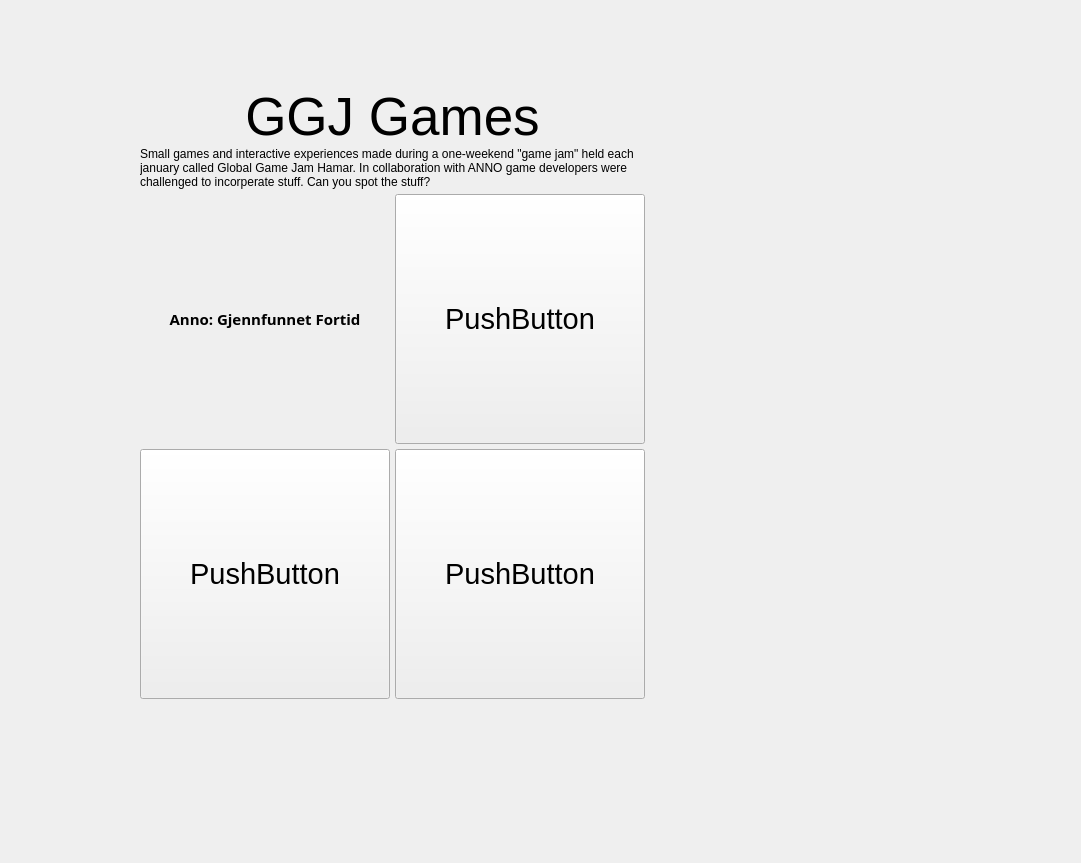
First picture: the form in widget.ui, repository AnetteRana/ExhibitLauncher, before the edit.
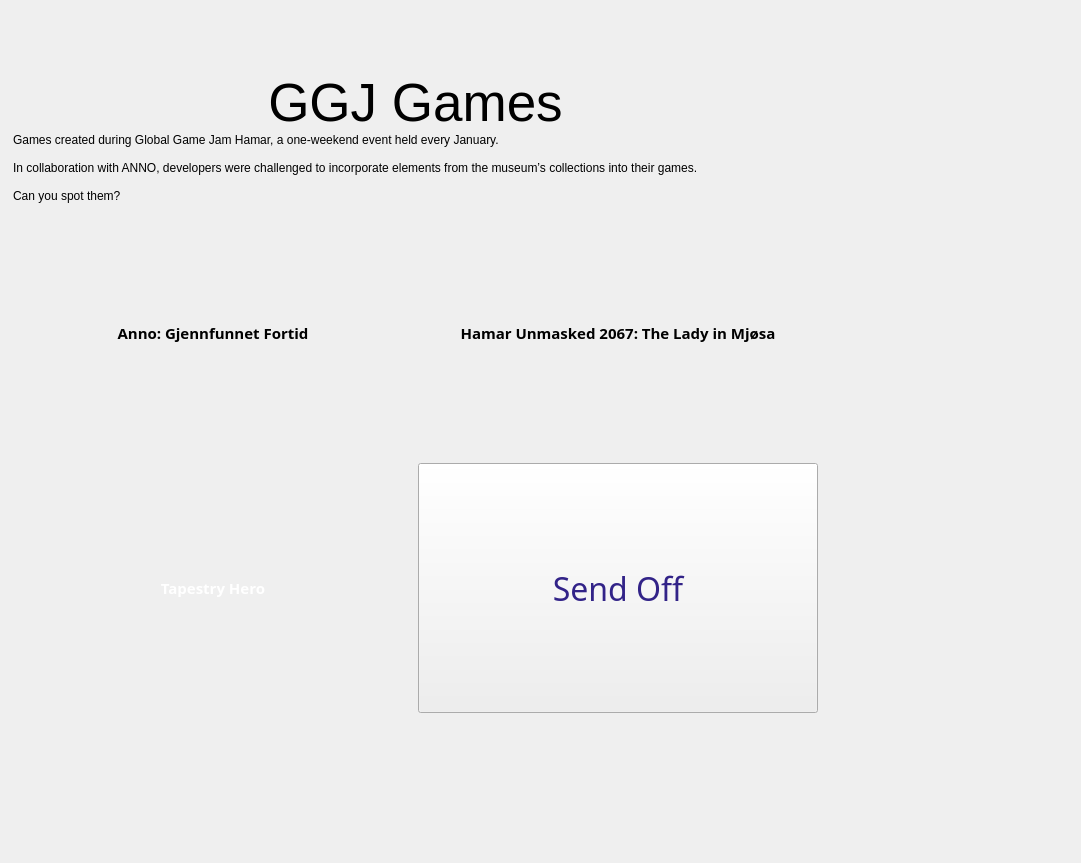
Second picture: the form after the edit. Icons and pictures are not drawn.

Commit message: made buttons bigger, all with images and names now. Design still needs work.

What changed in the file:
```diff
--- a/widget.ui
+++ b/widget.ui
@@ -27,7 +27,7 @@
     <rect>
      <x>10</x>
      <y>10</y>
-     <width>766</width>
+     <width>811</width>
      <height>771</height>
     </rect>
    </property>
@@ -93,7 +93,11 @@
       <item>
        <widget class="QLabel" name="infoText_label">
         <property name="text">
-         <string>Small games and interactive experiences made during a one-weekend &quot;game jam&quot; held each january called Global Game Jam Hamar. In collaboration with ANNO game developers were challenged to incorperate stuff. Can you spot the stuff?</string>
+         <string>Games created during Global Game Jam Hamar, a one-weekend event held every January.
+
+In collaboration with ANNO, developers were challenged to incorporate elements from the museum’s collections into their games.
+
+Can you spot them?</string>
         </property>
         <property name="alignment">
          <set>Qt::AlignmentFlag::AlignLeading|Qt::AlignmentFlag::AlignLeft|Qt::AlignmentFlag::AlignTop</set>
@@ -130,7 +134,7 @@
           </property>
           <property name="minimumSize">
            <size>
-            <width>250</width>
+            <width>400</width>
             <height>250</height>
            </size>
           </property>
@@ -142,11 +146,19 @@
           </property>
           <property name="font">
            <font>
-            <pointsize>22</pointsize>
+            <family>Sugar Snow</family>
+            <pointsize>24</pointsize>
+            <italic>false</italic>
+            <bold>false</bold>
            </font>
           </property>
+          <property name="styleSheet">
+           <string notr="true">background-image: url(:/myResources/SendOff_image.png);
+font: 24pt &quot;Sugar Snow&quot;;
+color: rgb(50, 35, 136);</string>
+          </property>
           <property name="text">
-           <string>PushButton</string>
+           <string>Send Off</string>
           </property>
          </widget>
         </item>
@@ -160,7 +172,7 @@
           </property>
           <property name="minimumSize">
            <size>
-            <width>250</width>
+            <width>400</width>
             <height>250</height>
            </size>
           </property>
@@ -172,11 +184,25 @@
           </property>
           <property name="font">
            <font>
-            <pointsize>22</pointsize>
+            <family>Sugar Snow</family>
+            <pointsize>11</pointsize>
+            <italic>false</italic>
+            <bold>true</bold>
            </font>
           </property>
+          <property name="styleSheet">
+           <string notr="true">QPushButton {
+border: none;
+    border-image: url(:/myResources/TapestryHero_image.png) 0 0 0 0 stretch stretch;
+
+	font: 700 11pt &quot;Sugar Snow&quot;;
+	color: rgb(255, 255, 255);
+}
+
+</string>
+          </property>
           <property name="text">
-           <string>PushButton</string>
+           <string>Tapestry Hero</string>
           </property>
          </widget>
         </item>
@@ -190,7 +216,7 @@
           </property>
           <property name="minimumSize">
            <size>
-            <width>250</width>
+            <width>400</width>
             <height>250</height>
            </size>
           </property>
@@ -221,6 +247,12 @@
           <property name="text">
            <string>Anno: Gjennfunnet Fortid</string>
           </property>
+          <property name="iconSize">
+           <size>
+            <width>20</width>
+            <height>20</height>
+           </size>
+          </property>
          </widget>
         </item>
         <item row="0" column="1">
@@ -233,7 +265,7 @@
           </property>
           <property name="minimumSize">
            <size>
-            <width>250</width>
+            <width>400</width>
             <height>250</height>
            </size>
           </property>
@@ -245,11 +277,24 @@
           </property>
           <property name="font">
            <font>
-            <pointsize>22</pointsize>
+            <family>Segoe Script</family>
+            <pointsize>11</pointsize>
+            <italic>false</italic>
+            <bold>true</bold>
            </font>
           </property>
+          <property name="styleSheet">
+           <string notr="true">QPushButton {
+border: none;
+    border-image: url(:/myResources/HamarUnmasked2067_image.png) 0 0 0 0 stretch stretch;
+
+	font: 700 11pt &quot;Segoe Script&quot;;
+	color: rgb(0, 0, 0);
+}
+</string>
+          </property>
           <property name="text">
-           <string>PushButton</string>
+           <string>Hamar Unmasked 2067: The Lady in Mjøsa</string>
           </property>
          </widget>
         </item>
```
The commit also changes 2 other files.
